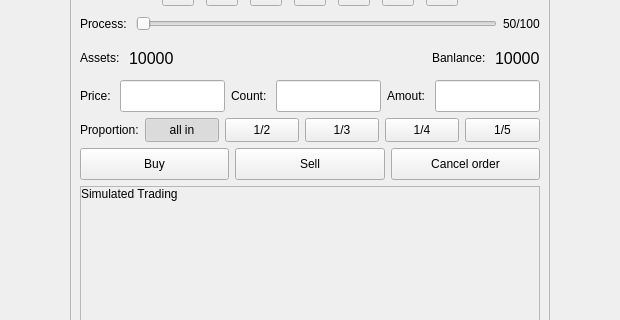
The window that src/gui/qt_widgets/MComponents/review/ReviewWidget.ui (Daydreamer-AI/KLineReview) describes before a commit, drawn with Qt 5; both pictures show x 373 to 993 and y 139 to 459 of the 1366 by 768 pixel window.
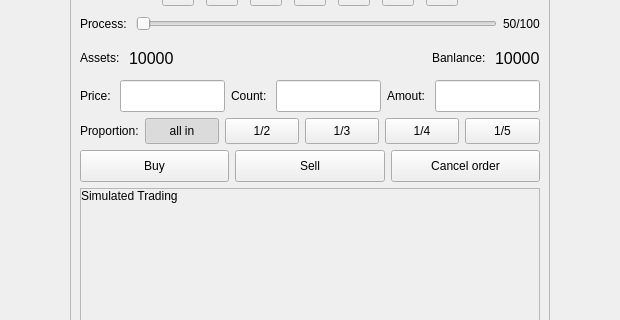
The same window after the commit. Custom widgets are drawn as their Qt base class.

Diff of the .ui file:
```diff
--- a/src/gui/qt_widgets/MComponents/review/ReviewWidget.ui
+++ b/src/gui/qt_widgets/MComponents/review/ReviewWidget.ui
@@ -683,13 +683,13 @@
           <property name="minimumSize">
            <size>
             <width>0</width>
-            <height>24</height>
+            <height>26</height>
            </size>
           </property>
           <property name="maximumSize">
            <size>
             <width>16777215</width>
-            <height>24</height>
+            <height>26</height>
            </size>
           </property>
           <property name="text">
@@ -717,13 +717,13 @@
           <property name="minimumSize">
            <size>
             <width>0</width>
-            <height>24</height>
+            <height>26</height>
            </size>
           </property>
           <property name="maximumSize">
            <size>
             <width>16777215</width>
-            <height>24</height>
+            <height>26</height>
            </size>
           </property>
           <property name="text">
@@ -748,13 +748,13 @@
           <property name="minimumSize">
            <size>
             <width>0</width>
-            <height>24</height>
+            <height>26</height>
            </size>
           </property>
           <property name="maximumSize">
            <size>
             <width>16777215</width>
-            <height>24</height>
+            <height>26</height>
            </size>
           </property>
           <property name="text">
@@ -779,13 +779,13 @@
           <property name="minimumSize">
            <size>
             <width>0</width>
-            <height>24</height>
+            <height>26</height>
            </size>
           </property>
           <property name="maximumSize">
            <size>
             <width>16777215</width>
-            <height>24</height>
+            <height>26</height>
            </size>
           </property>
           <property name="text">
@@ -810,13 +810,13 @@
           <property name="minimumSize">
            <size>
             <width>0</width>
-            <height>24</height>
+            <height>26</height>
            </size>
           </property>
           <property name="maximumSize">
            <size>
             <width>16777215</width>
-            <height>24</height>
+            <height>26</height>
            </size>
           </property>
           <property name="text">
```
